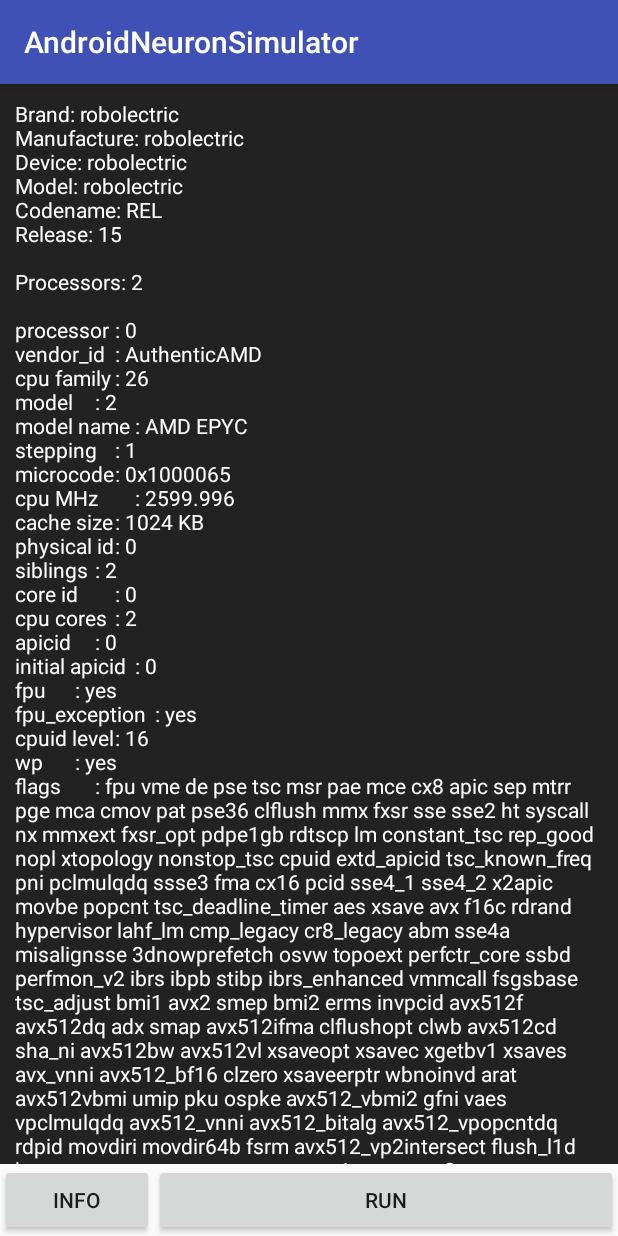
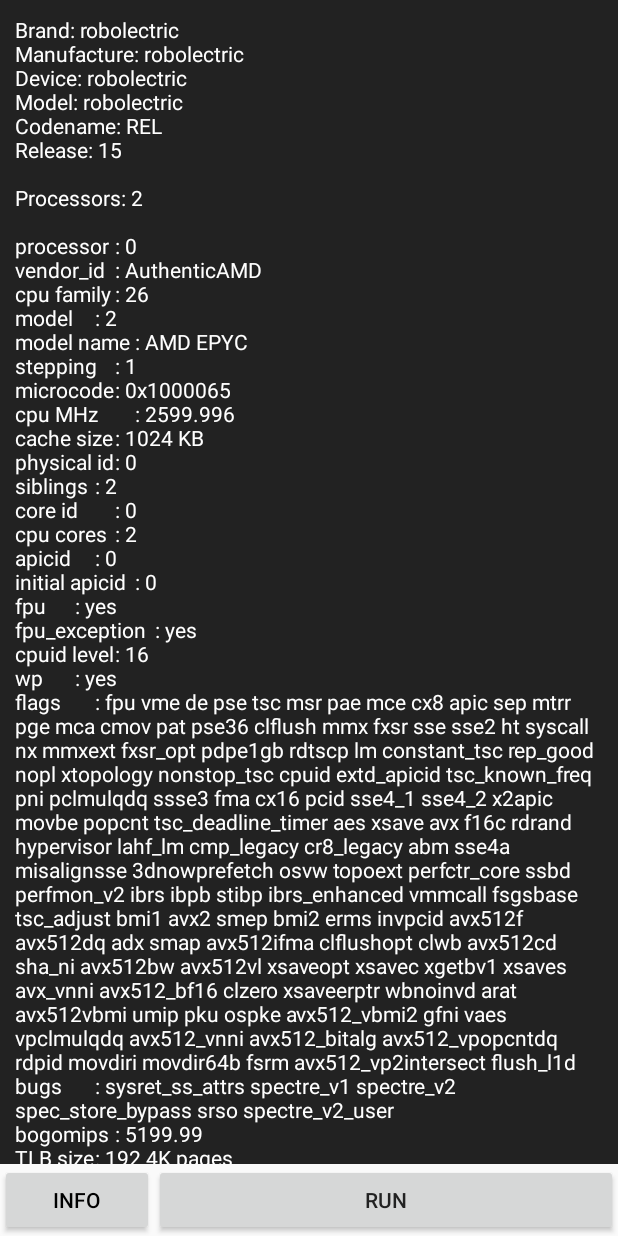
Before and after one commit to DaisukeMiyamoto/android-neuron-simulator, an Android app: the screen it shows after launch (MainActivity), after a tap on "INFO", on a phone screen of 412 x 824 dp. Run offline under Robolectric (Android 15) with nearby library versions, the light colour scheme and no system bars.

Commit message:
#5 hide title bar

```diff
--- a/app/src/main/java/com/nebula/androidneuronsimulator/MainActivity.java
+++ b/app/src/main/java/com/nebula/androidneuronsimulator/MainActivity.java
@@ -1,12 +1,14 @@
 package com.nebula.androidneuronsimulator;
 
-import android.support.v7.app.AppCompatActivity;
+import android.app.Activity;
+//import android.support.v7.app.AppCompatActivity;
 import android.os.Bundle;
 import android.view.View;
 import android.widget.Button;
 import android.widget.TextView;
 
-public class MainActivity extends AppCompatActivity {
+//public class MainActivity extends AppCompatActivity {
+public class MainActivity extends Activity {
     private TextView resultTextView;
     private Button runButton;
 
--- a/app/src/main/res/layout/activity_main.xml
+++ b/app/src/main/res/layout/activity_main.xml
@@ -31,7 +31,7 @@
 
     <LinearLayout
         android:id="@+id/buttonPanel"
-        android:layout_width="match_parent"
+        android:layout_width="0dp"
         android:layout_height="wrap_content"
         app:layout_constraintBottom_toBottomOf="parent"
         app:layout_constraintHorizontal_bias="0.0"
@@ -39,19 +39,25 @@
         app:layout_constraintRight_toRightOf="parent"
         app:layout_constraintTop_toTopOf="parent"
         app:layout_constraintVertical_bias="1.0"
+        style="?android:attr/buttonBarStyle"
         >
+
         <Button
             android:id="@+id/get_info"
+            style="@android:style/Widget.DeviceDefault.Button"
             android:layout_width="0dp"
             android:layout_height="wrap_content"
             android:layout_weight="1"
-            android:text="@string/info_button_text" />
+            android:text="@string/info_button_text"
+            android:textColor="#000000" />
 
         <Button
             android:id="@+id/run_simulation"
+            style="@android:style/Widget.DeviceDefault.Light.Button"
             android:layout_width="0dp"
             android:layout_height="wrap_content"
             android:layout_weight="3"
-            android:text="@string/run_button_text" />
+            android:text="@string/run_button_text"
+            android:textColor="#222222" />
     </LinearLayout>
 </android.support.constraint.ConstraintLayout>
--- a/app/src/main/res/values/colors.xml
+++ b/app/src/main/res/values/colors.xml
@@ -1,6 +1,6 @@
 <?xml version="1.0" encoding="utf-8"?>
 <resources>
-    <color name="colorPrimary">#3F51B5</color>
-    <color name="colorPrimaryDark">#303F9F</color>
+    <color name="colorPrimary">#3f51b5</color>
+    <color name="colorPrimaryDark">#303f9f</color>
     <color name="colorAccent">#FF4081</color>
 </resources>
```
